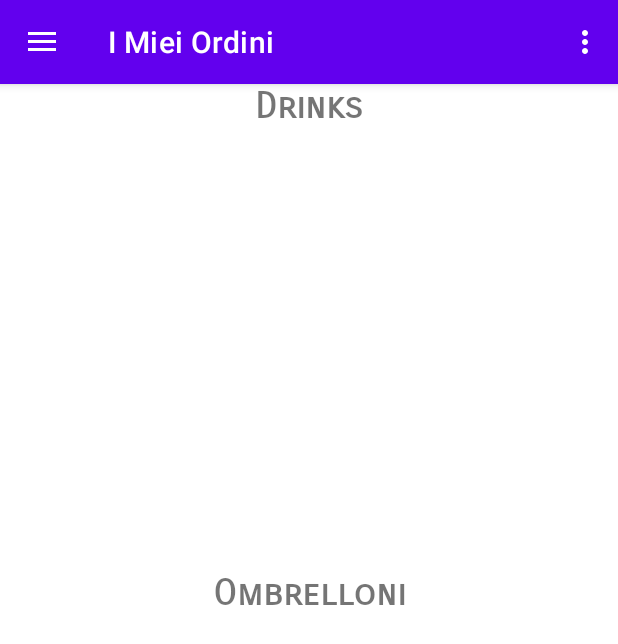
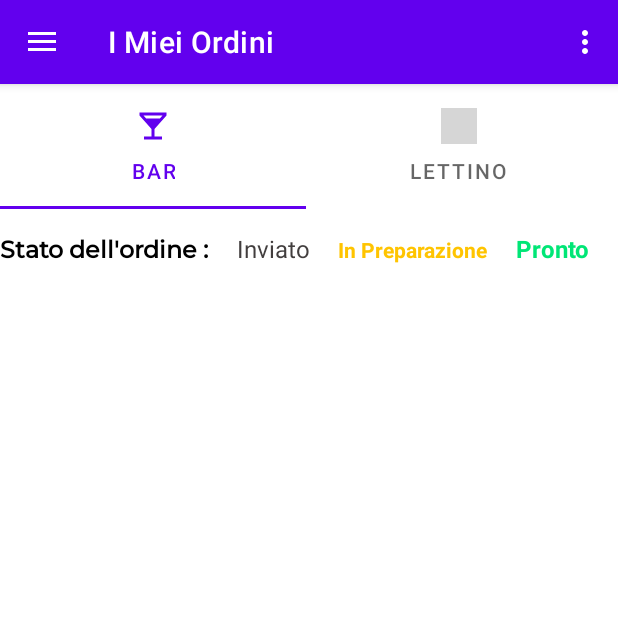
Before and after one commit to kanoch/3Stelle-Beach, an Android app: the screen it shows after launch once a user with an empty profile is signed in (MainActivity), in the side drawer, after a tap on "I Miei Ordini", on a phone screen of 412 x 824 dp. Shown: the top 644 px of the screen. Run offline under Robolectric (Android 15) with nearby library versions, the phone set to English and light mode, and no system bars; our stand-ins replace Firebase (no records; nobody signed in at launch, a user with empty details on screens opened directly), navigation-ui; 5 statements that could not run were skipped; grey boxes are pictures that could not be loaded.

Commit message:
modify history fragment layout: separated bar's order and umbrella's windows.

```diff
--- a/app/src/main/java/com/example/app3stelle/ui/history/HistoryFragment.java
+++ b/app/src/main/java/com/example/app3stelle/ui/history/HistoryFragment.java
@@ -1,106 +1,54 @@
 package com.example.app3stelle.ui.history;
 
 import android.os.Bundle;
+import android.util.Log;
 import android.view.LayoutInflater;
 import android.view.View;
 import android.view.ViewGroup;
-import android.widget.Toast;
 
 import androidx.annotation.NonNull;
-import androidx.annotation.Nullable;
 import androidx.fragment.app.Fragment;
-import androidx.recyclerview.widget.LinearLayoutManager;
-import androidx.recyclerview.widget.RecyclerView;
+import androidx.fragment.app.FragmentManager;
+import androidx.fragment.app.FragmentTransaction;
+import com.example.app3stelle.R;
+import com.example.app3stelle.databinding.FragmentHistoryBinding;
+import com.google.android.material.tabs.TabLayout;
 
-import com.example.app3stelle.MainActivity;
-import com.example.app3stelle.databinding.FragmentHistoryBinding;
-import com.example.app3stelle.ui.MyApp;
-import com.example.app3stelle.ui.MySharedData;
-import com.example.app3stelle.ui.NotificationHelper;
-import com.example.app3stelle.ui.home.HomeFragment;
-import com.google.firebase.database.ChildEventListener;
-import com.google.firebase.database.DataSnapshot;
-import com.google.firebase.database.DatabaseError;
-import com.google.firebase.database.DatabaseReference;
-import com.google.firebase.database.FirebaseDatabase;
-import com.google.firebase.database.ValueEventListener;
-
-import java.util.ArrayList;
 
 public class HistoryFragment extends Fragment {
 
     private FragmentHistoryBinding binding;
-    private MySharedData sharedData = MySharedData.getInstance();
 
     public View onCreateView(@NonNull LayoutInflater inflater,
                              ViewGroup container, Bundle savedInstanceState) {
         binding = FragmentHistoryBinding.inflate(inflater, container, false);
         View root = binding.getRoot();
 
-        final RecyclerView recyclerViewBeverage = binding.recyclerViewBeverage;
-        final RecyclerView recyclerViewUmbrella = binding.recyclerViewUmbrella;
+        Log.d("cacca","cacca");
 
-        ArrayList<RowElement> drinksList= new ArrayList<>();
-        String idUser = sharedData.getUserId();
-        DatabaseReference drinkRef = FirebaseDatabase.getInstance().getReference().child("Ordini Drink");
-        drinkRef.orderByChild("userId").equalTo(idUser).addListenerForSingleValueEvent(new ValueEventListener() {
+        TabLayout tabItems = root.findViewById(R.id.tabLayoutCategory2);
+        final UmbrellaReservationFragment umbrellaFragment= new UmbrellaReservationFragment();
+        UserBarOrderFragment userOrdersFragment = new UserBarOrderFragment();
+        getActivity().getSupportFragmentManager().beginTransaction()
+                .add(R.id.fragment_container, userOrdersFragment).commit();
+
+        tabItems.addOnTabSelectedListener(new TabLayout.OnTabSelectedListener() {
             @Override
-            public void onDataChange(DataSnapshot dataSnapshot) {
-                for (DataSnapshot snapshot : dataSnapshot.getChildren()) {
-                    String description = snapshot.child("descrizione").getValue(String.class);
-                    String clientName = snapshot.child("clientName").getValue(String.class);
-                    Double drinkPrice= snapshot.child("prezzo").getValue(Double.class);
-                    int state = snapshot.child("state").getValue(int.class);
-                    RowElement temp = new RowElement(clientName,String.valueOf(drinkPrice),description,state);
-                    drinksList.add(temp);
-                }
-                RowAdapter adapter = new RowAdapter(drinksList, requireContext());
-                recyclerViewBeverage.setAdapter(adapter);
-                recyclerViewBeverage.setLayoutManager(new LinearLayoutManager(requireContext()));
-            }
-
-            @Override
-            public void onCancelled(DatabaseError databaseError) {
-                //Log.e("Firebase", "Errore durante il recupero dei dati: " + databaseError.getMessage());
-            }
-        });
-
-        ArrayList<RowElement> umbrellaList= new ArrayList<>();
-        DatabaseReference umbrellaRef = FirebaseDatabase.getInstance().getReference().child("Prenotazioni Lettini");
-        umbrellaRef.orderByChild("mail").equalTo(idUser).addListenerForSingleValueEvent(new ValueEventListener() {
-            @Override
-            public void onDataChange(DataSnapshot dataSnapshot) {
-                for (DataSnapshot snapshot : dataSnapshot.getChildren()) {
-                    String dataOrder = snapshot.child("dataPrenotazione").getValue(String.class);
-                    String umbrellaNumber = snapshot.child("numeroLettino").getValue(String.class);
-                    String umbrellaPeriod = snapshot.child("period").getValue(String.class);
-                    String umbrellaPrice= String.valueOf(snapshot.child("prezzo").getValue(Double.class));
-                    RowElement temp = new RowElement(dataOrder+"\t"+umbrellaPeriod,umbrellaPrice,umbrellaNumber,0);
-                    umbrellaList.add(temp);
-                }
-                RowAdapter adapter = new RowAdapter(umbrellaList,requireContext());
-                recyclerViewUmbrella.setAdapter(adapter);
-                recyclerViewUmbrella.setLayoutManager(new LinearLayoutManager(requireContext()));
-            }
-
-            @Override
-            public void onCancelled(DatabaseError databaseError) {
-            }
-        });
-
-        DatabaseReference seasonalRef = FirebaseDatabase.getInstance().getReference().child("Lettini");
-        seasonalRef.orderByChild("seasonal").equalTo(idUser).addListenerForSingleValueEvent(new ValueEventListener() {
-            @Override
-            public void onDataChange(DataSnapshot dataSnapshot) {
-                for (DataSnapshot snapshot : dataSnapshot.getChildren()) {
-                    String umbrellaNumber = snapshot.getKey();
-                    RowElement temp2 = new RowElement("Tutta la Stagione","0",umbrellaNumber,0);
-                    umbrellaList.add(temp2);
+            public void onTabSelected(TabLayout.Tab tab) {
+                switch (tab.getPosition()){
+                    case 0:replaceCurrentFragment(userOrdersFragment);break;
+                    case 1:replaceCurrentFragment(umbrellaFragment);break;
                 }
             }
 
             @Override
-            public void onCancelled(DatabaseError databaseError) {
+            public void onTabUnselected(TabLayout.Tab tab) {
+                // Evento quando un tab è deselezionato
+            }
+
+            @Override
+            public void onTabReselected(TabLayout.Tab tab) {
+                // Evento quando un tab già selezionato è nuovamente cliccato
             }
         });
         return root;
@@ -111,4 +59,12 @@ public class HistoryFragment extends Fragment {
         super.onDestroyView();
         binding = null;
     }
+
+    private void replaceCurrentFragment(Fragment newFragment) {
+        FragmentManager fragmentManager = getActivity().getSupportFragmentManager();
+        FragmentTransaction fragmentTransaction = fragmentManager.beginTransaction();
+        fragmentTransaction.replace(R.id.fragment_container, newFragment);
+        fragmentTransaction.addToBackStack(null);
+        fragmentTransaction.commit();
+    }
 }
--- a/app/src/main/java/com/example/app3stelle/ui/history/RowAdapter.java
+++ b/app/src/main/java/com/example/app3stelle/ui/history/RowAdapter.java
@@ -61,6 +61,7 @@ public class RowAdapter extends RecyclerView.Adapter<RowAdapter.ViewHolder> {
         holder.textViewDrinkList.setText(drinkList);
         holder.destinationTextView.setText(drinkDestination);
         holder.textViewPrice.setText(orderPrice);
+        holder.textViewDrinkDate.setText(element.getDrinkDate());
         switch (element.getOrderState()){
             case 0:holder.cardViewContainer.setCardBackgroundColor(Color.WHITE);break;
             case 1:holder.cardViewContainer.setCardBackgroundColor(ContextCompat.getColor(contex,R.color.yellow));break;
@@ -77,6 +78,7 @@ public class RowAdapter extends RecyclerView.Adapter<RowAdapter.ViewHolder> {
     public static class ViewHolder extends RecyclerView.ViewHolder implements View.OnLongClickListener{
         TextView destinationTextView;
         TextView textViewDrinkList;
+        TextView textViewDrinkDate;
         TextView textViewPrice;
         CardView cardViewContainer;
         Context cont;
@@ -91,6 +93,7 @@ public class RowAdapter extends RecyclerView.Adapter<RowAdapter.ViewHolder> {
             super(itemView);
             itemView.setOnLongClickListener(this);
             destinationTextView = itemView.findViewById(R.id.clientNameTextView);
+            textViewDrinkDate  = itemView.findViewById(R.id.textViewDateTime);
             textViewDrinkList = itemView.findViewById(R.id.textViewDrinkList);
             textViewPrice = itemView.findViewById(R.id.textViewPriceCoffee);
             cardViewContainer = itemView.findViewById(R.id.cardViewBox);
--- a/app/src/main/java/com/example/app3stelle/ui/history/RowElement.java
+++ b/app/src/main/java/com/example/app3stelle/ui/history/RowElement.java
@@ -7,17 +7,22 @@ public class RowElement implements Serializable {
     private String drinkDestination;
     private String drinkList;
     private String drinkPrice;
+    private String drinkDate;
     private int orderState;
 
-    public RowElement( String drinkDestination, String drinkPrice,String drinkList, int orderState) {
+    public RowElement( String drinkDestination, String drinkPrice,String drinkList, int orderState, String drinkDate) {
         this.drinkDestination = drinkDestination;
         this.drinkList = drinkList;
         this.drinkPrice = drinkPrice;
         this.orderState = orderState;
+        this.drinkDate = drinkDate;
     }
 
     public String getDrinkList() {
         return drinkList;
+    }
+    public String getDrinkDate() {
+        return drinkDate;
     }
     public String getDestination() {
         return drinkDestination;
--- a/app/src/main/res/layout/fragment_history.xml
+++ b/app/src/main/res/layout/fragment_history.xml
@@ -15,37 +15,85 @@
         app:layout_constraintStart_toStartOf="parent"
         app:layout_constraintTop_toTopOf="parent">
 
-        <TextView
-            android:id="@+id/textView13"
+        <com.google.android.material.tabs.TabLayout
+            android:id="@+id/tabLayoutCategory2"
+            android:layout_width="408dp"
+            android:layout_height="83dp"
+            app:layout_constraintEnd_toEndOf="parent"
+            app:layout_constraintStart_toStartOf="parent"
+            app:layout_constraintTop_toTopOf="parent"
+            android:layout_marginBottom="15dp"
+            app:tabMode="fixed">
+
+            <com.google.android.material.tabs.TabItem
+                android:layout_width="wrap_content"
+                android:layout_height="wrap_content"
+                android:icon="@drawable/baseline_local_bar_24"
+                android:text="@string/bar"
+                tools:layout_editor_absoluteX="5dp"
+                tools:layout_editor_absoluteY="51dp" />
+
+            <com.google.android.material.tabs.TabItem
+                android:layout_width="wrap_content"
+                android:layout_height="wrap_content"
+                android:icon="@drawable/baseline_beach_access_24"
+                android:text="@string/lettini"
+                tools:layout_editor_absoluteX="278dp"
+                tools:layout_editor_absoluteY="20dp" />
+
+        </com.google.android.material.tabs.TabLayout>
+
+        <LinearLayout
             android:layout_width="match_parent"
             android:layout_height="wrap_content"
-            android:fontFamily="sans-serif-smallcaps"
-            android:text="Drinks"
-            android:textAlignment="center"
-            android:textSize="24sp"
-            android:textStyle="bold" />
+            android:orientation="horizontal"
+            android:layout_marginBottom="15dp">
 
-        <androidx.recyclerview.widget.RecyclerView
-            android:id="@+id/recyclerViewBeverage"
+            <TextView
+                android:id="@+id/textView"
+                android:layout_width="wrap_content"
+                android:layout_height="wrap_content"
+                android:layout_weight="1"
+                android:fontFamily="@font/montserrat_medium"
+                android:text="Stato dell'ordine :"
+                android:textColor="#000000"
+                android:textSize="16sp"
+                android:textStyle="bold" />
+
+            <TextView
+                android:id="@+id/textView13"
+                android:layout_width="wrap_content"
+                android:layout_height="wrap_content"
+                android:layout_weight="1"
+                android:text="Inviato"
+                android:textColor="#423E3E"
+                android:textSize="16sp" />
+
+            <TextView
+                android:id="@+id/textView14"
+                android:layout_width="wrap_content"
+                android:layout_height="wrap_content"
+                android:layout_weight="1"
+                android:text="In Preparazione"
+                android:textColor="#FFC400"
+                android:textStyle="bold" />
+
+            <TextView
+                android:id="@+id/textView16"
+                android:layout_width="wrap_content"
+                android:layout_height="wrap_content"
+                android:layout_weight="1"
+                android:text="Pronto"
+                android:textColor="#00E676"
+                android:textSize="16sp"
+                android:textStyle="bold" />
+        </LinearLayout>
+
+        <FrameLayout
+            android:id="@+id/fragment_container"
             android:layout_width="match_parent"
-            android:layout_height="295dp">
+            android:layout_height="match_parent"></FrameLayout>
 
-        </androidx.recyclerview.widget.RecyclerView>
-
-        <TextView
-            android:id="@+id/textView14"
-            android:layout_width="match_parent"
-            android:layout_height="wrap_content"
-            android:fontFamily="sans-serif-smallcaps"
-            android:text="Ombrelloni"
-            android:textAlignment="center"
-            android:textSize="24sp"
-            android:textStyle="bold" />
-
-        <androidx.recyclerview.widget.RecyclerView
-            android:id="@+id/recyclerViewUmbrella"
-            android:layout_width="match_parent"
-            android:layout_height="match_parent" />
     </LinearLayout>
 
 </androidx.constraintlayout.widget.ConstraintLayout>
--- a/app/src/main/res/values/strings.xml
+++ b/app/src/main/res/values/strings.xml
@@ -26,4 +26,7 @@
     <string name="single">Singolo</string>
     <string name="carafe">Caraffa</string>
     <string name="cup">Tazza</string>
+
+    <string name="lettini">Lettino</string>
+    <string name="bar">Bar</string>
 </resources>
```
